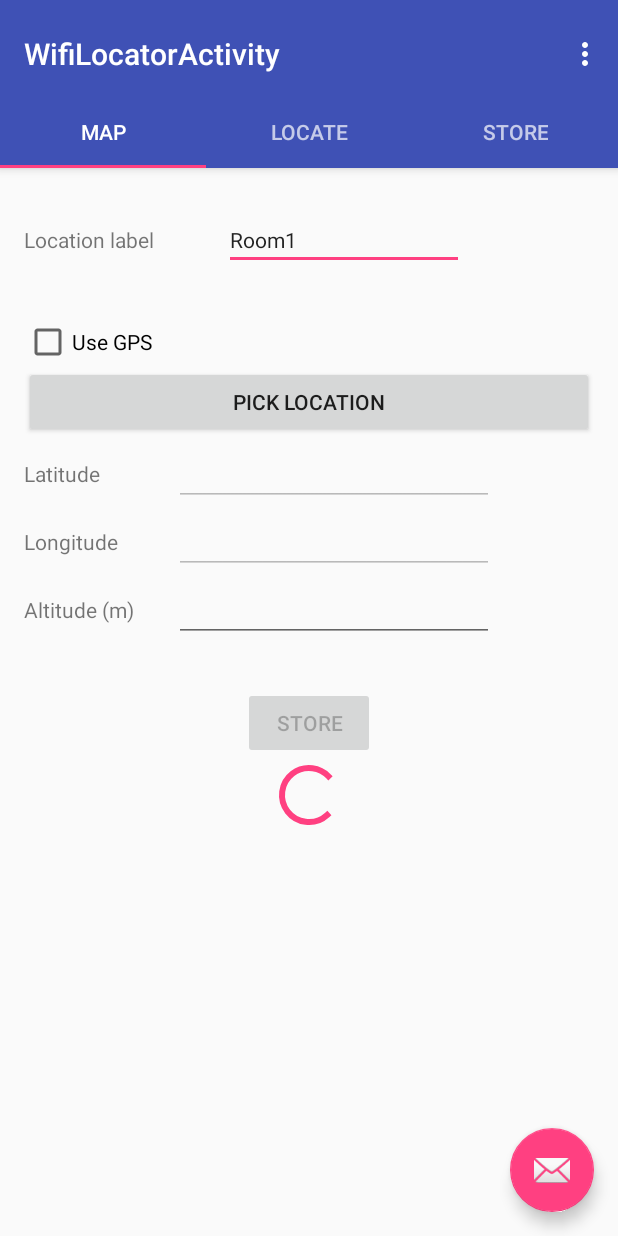
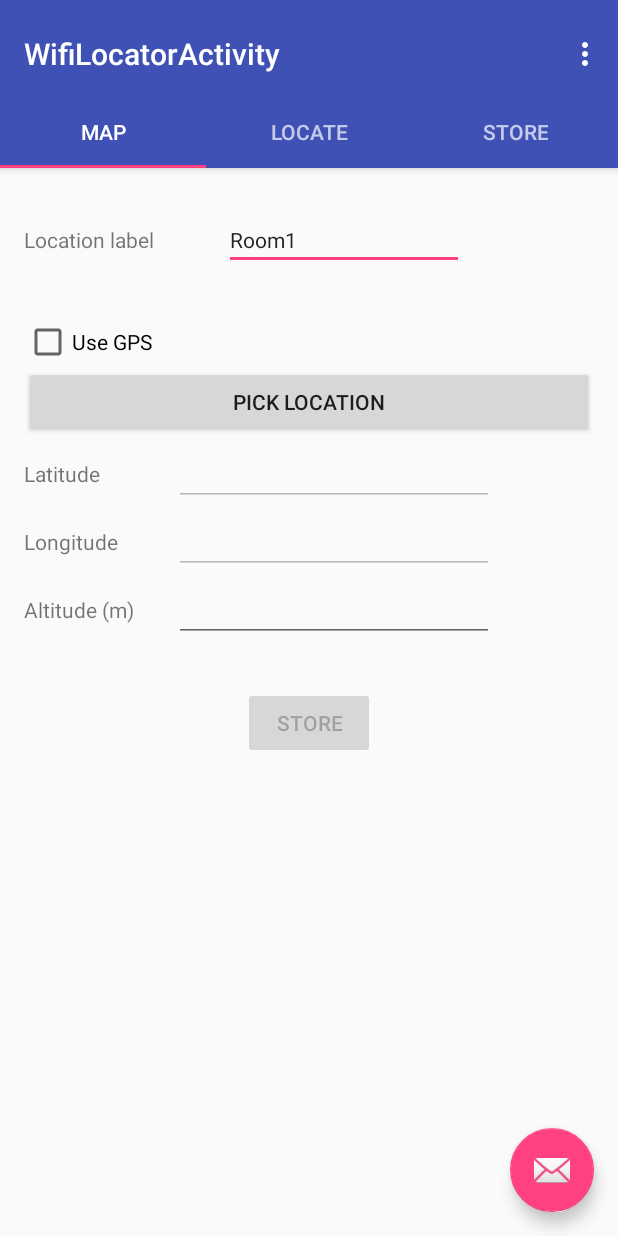
Before and after one commit to mesnico/WifiIndoorLocation, an Android app: the screen it shows after launch (WifiLocatorActivity), on a phone screen of 412 x 824 dp. Run offline under Robolectric (Android 15) with nearby library versions, the phone set to English and light mode, and no system bars; 2 statements that could not run were skipped.

Commit message:
Store progressbar handling

```diff
--- a/app/src/main/java/com/unipi/nicola/indoorlocator/WifiLocatorActivity.java
+++ b/app/src/main/java/com/unipi/nicola/indoorlocator/WifiLocatorActivity.java
@@ -190,10 +190,12 @@ public class WifiLocatorActivity extends AppCompatActivity {
                     break;
             }
 
-            //set the messenger object in the new shown fragment
-            Bundle b = new Bundle();
-            b.putParcelable("mService",mService);
-            actualFragment.setArguments(b);
+            //set the messenger object in the new shown fragment, if the messenger is ready
+            if(mService!=null) {
+                Bundle b = new Bundle();
+                b.putParcelable("mService", mService);
+                actualFragment.setArguments(b);
+            }
 
             return actualFragment;
         }
--- a/app/src/main/java/com/unipi/nicola/indoorlocator/fingerprinting/WifiFingerprint.java
+++ b/app/src/main/java/com/unipi/nicola/indoorlocator/fingerprinting/WifiFingerprint.java
@@ -3,6 +3,7 @@ package com.unipi.nicola.indoorlocator.fingerprinting;
 import android.location.Location;
 import android.os.Bundle;
 
+import java.io.Serializable;
 import java.util.Collections;
 import java.util.List;
 
@@ -13,7 +14,7 @@ import java.util.List;
  * fully characterize this fingerprint. The Fingerprint is associated a known location.
  */
 
-public class WifiFingerprint implements Comparable<WifiFingerprint>{
+public class WifiFingerprint implements Comparable<WifiFingerprint>, Serializable{
     private Location location;
     private List<AccessPointInfos> accessPoints;
     private double distance = 0;
--- /dev/null
+++ b/app/src/main/res/drawable/circular.xml
@@ -0,0 +1,9 @@
+<?xml version="1.0" encoding="utf-8"?>
+    <shape
+        xmlns:android="http://schemas.android.com/apk/res/android"
+        android:useLevel="true"
+        android:innerRadiusRatio="2.3"
+        android:shape="ring"
+        android:thickness="3.8sp" >
+        <solid android:color="@color/progressColor" />
+    </shape>
--- a/app/src/main/res/layout/fragment_fp_store.xml
+++ b/app/src/main/res/layout/fragment_fp_store.xml
@@ -144,8 +144,7 @@
 
     </LinearLayout>
 
-    <LinearLayout
-        android:orientation="vertical"
+    <RelativeLayout
         android:layout_width="wrap_content"
         android:layout_height="wrap_content"
         android:layout_marginTop="10dp"
@@ -162,11 +161,17 @@
             android:layout_weight="1" />
 
         <ProgressBar
-            style="?android:attr/progressBarStyle"
-            android:layout_width="match_parent"
-            android:layout_height="wrap_content"
-            android:id="@+id/progressBar4"
-            android:layout_weight="1" />
-    </LinearLayout>
+            style="@style/Widget.AppCompat.ProgressBar.Horizontal"
+            android:layout_centerHorizontal="true"
+            android:layout_below="@+id/store"
+            android:layout_width="wrap_content"
+            android:layout_height="50dp"
+            android:id="@+id/store_progress"
+            android:layout_weight="1"
+            android:max="100"
+            android:progress="0"
+            android:progressDrawable="@drawable/circular"
+            android:padding="5dp" />
+    </RelativeLayout>
 
 </RelativeLayout>
--- a/app/src/main/res/values/colors.xml
+++ b/app/src/main/res/values/colors.xml
@@ -3,4 +3,6 @@
     <color name="colorPrimary">#3F51B5</color>
     <color name="colorPrimaryDark">#303F9F</color>
     <color name="colorAccent">#FF4081</color>
+
+    <color name="progressColor">#0000FF</color>
 </resources>
```
Also changed, not shown: app/src/main/java/com/unipi/nicola/indoorlocator/FPStoreFragment.java (+64 -0 lines), app/src/main/java/com/unipi/nicola/indoorlocator/WifiFingerprintingService.java (+50 -19 lines).
